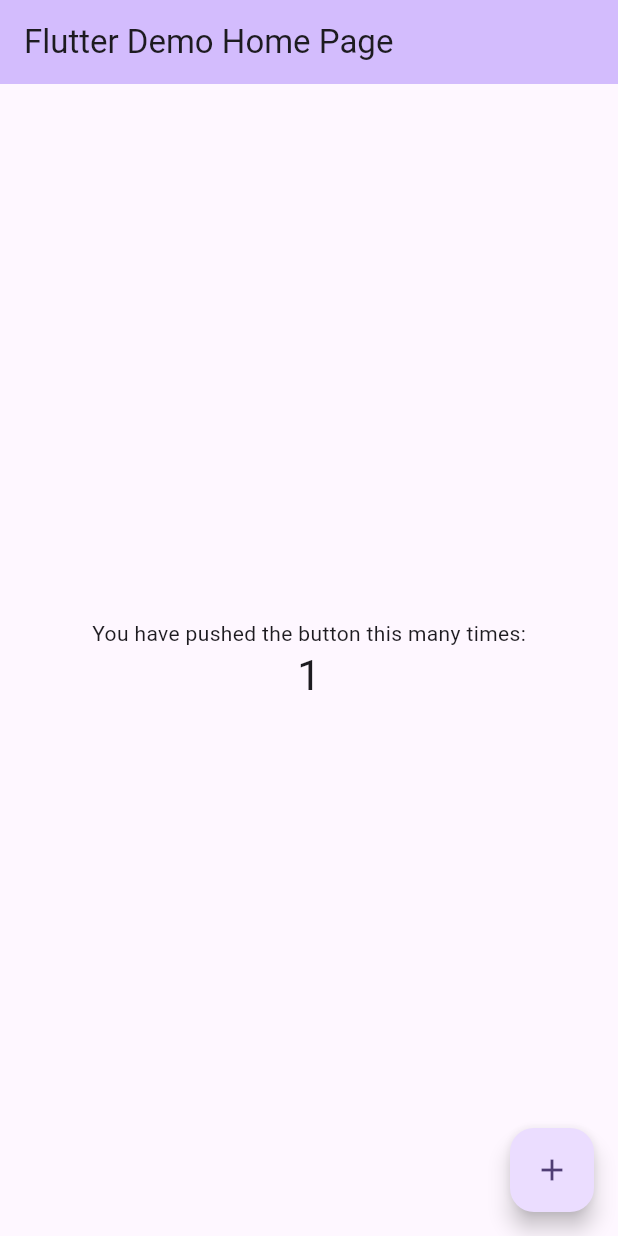
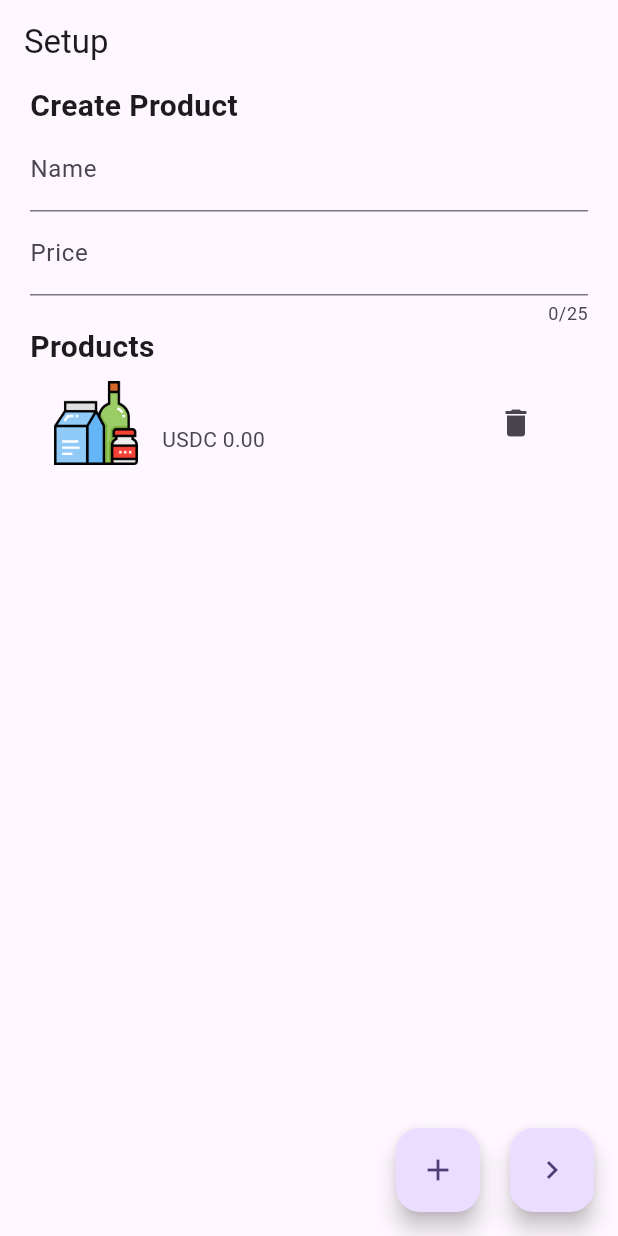
Before and after one commit to citizenwallet/ethglobal-london-app, a Flutter app: the screen it shows after launch, after a tap on the "add" icon, on a phone screen of 412 x 824 dp. Run offline on Flutter 3.47's test engine with Material 3 defaults, Android fonts, the phone set to English and light mode, and no system bars; our stand-ins replace go_router.

Commit message:
base setup and first screen

```diff
--- a/lib/main.dart
+++ b/lib/main.dart
@@ -1,17 +1,61 @@
 import 'package:flutter/material.dart';
+import 'package:go_router/go_router.dart';
+import 'package:scanner/router/routes.dart';
+import 'package:scanner/state/state.dart';
 
 void main() {
-  runApp(const MyApp());
+  runApp(provideAppState(const RootScreen()));
 }
 
-class MyApp extends StatelessWidget {
-  const MyApp({super.key});
+class RootScreen extends StatefulWidget {
+  const RootScreen({
+    super.key,
+  });
 
-  // This widget is the root of your application.
+  // This widget is the home page of your application. It is stateful, meaning
+  // that it has a State object (defined below) that contains fields that affect
+  // how it looks.
+
+  // This class is the configuration for the state. It holds the values (in this
+  // case the title) provided by the parent (in this case the App widget) and
+  // used by the build method of the State. Fields in a Widget subclass are
+  // always marked "final".
+
+  @override
+  State<RootScreen> createState() => RootScreenState();
+}
+
+class RootScreenState extends State<RootScreen> {
+  late GoRouter router;
+
+  final _rootNavigatorKey = GlobalKey<NavigatorState>();
+
+  @override
+  void initState() {
+    super.initState();
+
+    router = createRouter(_rootNavigatorKey, []);
+  }
+
+  @override
+  void dispose() {
+    router.dispose();
+
+    super.dispose();
+  }
+
   @override
   Widget build(BuildContext context) {
-    return MaterialApp(
-      title: 'Flutter Demo',
+    // This method is rerun every time setState is called, for instance as done
+    // by the _incrementCounter method above.
+    //
+    // The Flutter framework has been optimized to make rerunning build methods
+    // fast, so that you can just rebuild anything that needs updating rather
+    // than having to individually change instances of widgets.
+    return MaterialApp.router(
+      title: 'Terminal',
+      debugShowCheckedModeBanner: false,
+      routerConfig: router,
       theme: ThemeData(
         // This is the theme of your application.
         //
@@ -31,95 +75,52 @@
         colorScheme: ColorScheme.fromSeed(seedColor: Colors.deepPurple),
         useMaterial3: true,
       ),
-      home: const MyHomePage(title: 'Flutter Demo Home Page'),
+      // home: const MyHomePage(title: 'Flutter Demo Home Page'),
     );
+    //   return Scaffold(
+    //     appBar: AppBar(
+    //       // TRY THIS: Try changing the color here to a specific color (to
+    //       // Colors.amber, perhaps?) and trigger a hot reload to see the AppBar
+    //       // change color while the other colors stay the same.
+    //       backgroundColor: Theme.of(context).colorScheme.inversePrimary,
+    //       // Here we take the value from the MyHomePage object that was created by
+    //       // the App.build method, and use it to set our appbar title.
+    //       title: Text(widget.title),
+    //     ),
+    //     body: Center(
+    //       // Center is a layout widget. It takes a single child and positions it
+    //       // in the middle of the parent.
+    //       child: Column(
+    //         // Column is also a layout widget. It takes a list of children and
+    //         // arranges them vertically. By default, it sizes itself to fit its
+    //         // children horizontally, and tries to be as tall as its parent.
+    //         //
+    //         // Column has various properties to control how it sizes itself and
+    //         // how it positions its children. Here we use mainAxisAlignment to
+    //         // center the children vertically; the main axis here is the vertical
+    //         // axis because Columns are vertical (the cross axis would be
+    //         // horizontal).
+    //         //
+    //         // TRY THIS: Invoke "debug painting" (choose the "Toggle Debug Paint"
+    //         // action in the IDE, or press "p" in the console), to see the
+    //         // wireframe for each widget.
+    //         mainAxisAlignment: MainAxisAlignment.center,
+    //         children: <Widget>[
+    //           const Text(
+    //             'You have pushed the button this many times:',
+    //           ),
+    //           Text(
+    //             '$_counter',
+    //             style: Theme.of(context).textTheme.headlineMedium,
+    //           ),
+    //         ],
+    //       ),
+    //     ),
+    //     floatingActionButton: FloatingActionButton(
+    //       onPressed: _incrementCounter,
+    //       tooltip: 'Increment',
+    //       child: const Icon(Icons.add),
+    //     ), // This trailing comma makes auto-formatting nicer for build methods.
+    //   );
   }
 }
-
-class MyHomePage extends StatefulWidget {
-  const MyHomePage({super.key, required this.title});
-
-  // This widget is the home page of your application. It is stateful, meaning
-  // that it has a State object (defined below) that contains fields that affect
-  // how it looks.
-
-  // This class is the configuration for the state. It holds the values (in this
-  // case the title) provided by the parent (in this case the App widget) and
-  // used by the build method of the State. Fields in a Widget subclass are
-  // always marked "final".
-
-  final String title;
-
-  @override
-  State<MyHomePage> createState() => _MyHomePageState();
-}
-
-class _MyHomePageState extends State<MyHomePage> {
-  int _counter = 0;
-
-  void _incrementCounter() {
-    setState(() {
-      // This call to setState tells the Flutter framework that something has
-      // changed in this State, which causes it to rerun the build method below
-      // so that the display can reflect the updated values. If we changed
-      // _counter without calling setState(), then the build method would not be
-      // called again, and so nothing would appear to happen.
-      _counter++;
-    });
-  }
-
-  @override
-  Widget build(BuildContext context) {
-    // This method is rerun every time setState is called, for instance as done
-    // by the _incrementCounter method above.
-    //
-    // The Flutter framework has been optimized to make rerunning build methods
-    // fast, so that you can just rebuild anything that needs updating rather
-    // than having to individually change instances of widgets.
-    return Scaffold(
-      appBar: AppBar(
-        // TRY THIS: Try changing the color here to a specific color (to
-        // Colors.amber, perhaps?) and trigger a hot reload to see the AppBar
-        // change color while the other colors stay the same.
-        backgroundColor: Theme.of(context).colorScheme.inversePrimary,
-        // Here we take the value from the MyHomePage object that was created by
-        // the App.build method, and use it to set our appbar title.
-        title: Text(widget.title),
-      ),
-      body: Center(
-        // Center is a layout widget. It takes a single child and positions it
-        // in the middle of the parent.
-        child: Column(
-          // Column is also a layout widget. It takes a list of children and
-          // arranges them vertically. By default, it sizes itself to fit its
-          // children horizontally, and tries to be as tall as its parent.
-          //
-          // Column has various properties to control how it sizes itself and
-          // how it positions its children. Here we use mainAxisAlignment to
-          // center the children vertically; the main axis here is the vertical
-          // axis because Columns are vertical (the cross axis would be
-          // horizontal).
-          //
-          // TRY THIS: Invoke "debug painting" (choose the "Toggle Debug Paint"
-          // action in the IDE, or press "p" in the console), to see the
-          // wireframe for each widget.
-          mainAxisAlignment: MainAxisAlignment.center,
-          children: <Widget>[
-            const Text(
-              'You have pushed the button this many times:',
-            ),
-            Text(
-              '$_counter',
-              style: Theme.of(context).textTheme.headlineMedium,
-            ),
-          ],
-        ),
-      ),
-      floatingActionButton: FloatingActionButton(
-        onPressed: _incrementCounter,
-        tooltip: 'Increment',
-        child: const Icon(Icons.add),
-      ), // This trailing comma makes auto-formatting nicer for build methods.
-    );
-  }
-}
--- /dev/null
+++ b/lib/router/routes.dart
@@ -0,0 +1,23 @@
+import 'package:flutter/foundation.dart';
+import 'package:flutter/material.dart';
+import 'package:go_router/go_router.dart';
+import 'package:scanner/screens/setup/setup.dart';
+
+GoRouter createRouter(
+  GlobalKey<NavigatorState> rootNavigatorKey,
+  List<NavigatorObserver> observers,
+) =>
+    GoRouter(
+      initialLocation: '/',
+      debugLogDiagnostics: kDebugMode,
+      navigatorKey: rootNavigatorKey,
+      observers: observers,
+      routes: [
+        GoRoute(
+          name: 'Setup',
+          path: '/',
+          parentNavigatorKey: rootNavigatorKey,
+          builder: (context, state) => const SetupScreen(),
+        ),
+      ],
+    );
--- /dev/null
+++ b/lib/screens/setup/setup.dart
@@ -0,0 +1,145 @@
+import 'package:flutter/material.dart';
+import 'package:provider/provider.dart';
+import 'package:scanner/state/products/logic.dart';
+import 'package:scanner/state/products/state.dart';
+import 'package:scanner/utils/formatters.dart';
+
+class SetupScreen extends StatefulWidget {
+  const SetupScreen({super.key});
+
+  @override
+  State<SetupScreen> createState() => _SetupScreenState();
+}
+
+class _SetupScreenState extends State<SetupScreen> {
+  late ProductsLogic _logic;
+
+  final FocusNode _amountFocusNode = FocusNode();
+  final AmountFormatter _amountFormatter = AmountFormatter();
+
+  @override
+  void initState() {
+    super.initState();
+
+    _logic = ProductsLogic(context);
+  }
+
+  void handleAddProduct() {
+    _logic.addProduct();
+
+    FocusManager.instance.primaryFocus?.unfocus();
+  }
+
+  void handleStartScan() {
+    print('start scanning');
+  }
+
+  @override
+  Widget build(BuildContext context) {
+    final nameController = context.read<ProductsState>().nameController;
+    final priceController = context.read<ProductsState>().priceController;
+
+    final products = context.watch<ProductsState>().products;
+
+    return GestureDetector(
+      onTap: () => FocusManager.instance.primaryFocus?.unfocus(),
+      child: Scaffold(
+        appBar: AppBar(
+          title: const Text('Setup'),
+        ),
+        body: Center(
+          child: Padding(
+            padding: const EdgeInsets.symmetric(horizontal: 20),
+            child: Column(
+              mainAxisAlignment: MainAxisAlignment.start,
+              crossAxisAlignment: CrossAxisAlignment.start,
+              children: <Widget>[
+                const Text(
+                  'Create Product',
+                  style: TextStyle(fontSize: 20, fontWeight: FontWeight.bold),
+                ),
+                TextField(
+                  controller: nameController,
+                  decoration: const InputDecoration(
+                    labelText: 'Name',
+                  ),
+                  maxLines: 1,
+                  textInputAction: TextInputAction.next,
+                  onSubmitted: (_) => _amountFocusNode.requestFocus(),
+                ),
+                TextField(
+                  controller: priceController,
+                  decoration: const InputDecoration(
+                    labelText: 'Price',
+                    prefix: Text('USDC '),
+                  ),
+                  maxLines: 1,
+                  maxLength: 25,
+                  autocorrect: false,
+                  enableSuggestions: false,
+                  focusNode: _amountFocusNode,
+                  keyboardType: const TextInputType.numberWithOptions(
+                    decimal: true,
+                    signed: false,
+                  ),
+                  textInputAction: TextInputAction.done,
+                  inputFormatters: [_amountFormatter],
+                ),
+                Expanded(
+                  child: CustomScrollView(
+                    slivers: [
+                      const SliverToBoxAdapter(
+                        child: Text(
+                          'Products',
+                          style: TextStyle(
+                              fontSize: 20, fontWeight: FontWeight.bold),
+                        ),
+                      ),
+                      SliverList(
+                        delegate: SliverChildBuilderDelegate(
+                          childCount: products.length,
+                          (context, index) {
+                            final product = products[index];
+
+                            return ListTile(
+                              leading: Image.asset(product.image),
+                              title: Text(product.name),
+                              subtitle: Text(product.price),
+                              trailing: IconButton(
+                                icon: const Icon(Icons.delete),
+                                onPressed: () =>
+                                    _logic.removeProduct(product.id),
+                              ),
+                            );
+                          },
+                        ),
+                      )
+                    ],
+                  ),
+                ),
+              ],
+            ),
+          ),
+        ),
+        floatingActionButton: Row(
+          mainAxisAlignment: MainAxisAlignment.end,
+          children: [
+            FloatingActionButton(
+              onPressed: handleAddProduct,
+              tooltip: 'Add Product',
+              child: const Icon(Icons.add),
+            ),
+            const SizedBox(width: 20),
+            FloatingActionButton(
+              onPressed: handleStartScan,
+              tooltip: 'Start Scanning',
+              child: const Icon(
+                Icons.keyboard_arrow_right,
+              ),
+            ),
+          ],
+        ),
+      ),
+    );
+  }
+}
--- /dev/null
+++ b/lib/state/products/logic.dart
@@ -0,0 +1,29 @@
+import 'package:flutter/material.dart';
+import 'package:provider/provider.dart';
+import 'package:scanner/state/products/state.dart';
+
+class ProductsLogic {
+  final ProductsState _state;
+
+  ProductsLogic(BuildContext context) : _state = context.read<ProductsState>();
+
+  void addProduct() {
+    _state.addProduct();
+  }
+
+  void removeProduct(String id) {
+    _state.removeProduct(id);
+  }
+
+  void updateProduct(Product product) {
+    _state.updateProduct(product);
+  }
+
+  void clearProducts() {
+    _state.clearProducts();
+  }
+
+  void clearForm() {
+    _state.clearForm();
+  }
+}
--- /dev/null
+++ b/lib/state/products/state.dart
@@ -0,0 +1,60 @@
+import 'package:flutter/material.dart';
+import 'package:scanner/utils/currency.dart';
+
+class Product {
+  final String id;
+  final String name;
+  final String price;
+  final String image;
+
+  const Product({
+    required this.id,
+    required this.name,
+    required this.price,
+    required this.image,
+  });
+}
+
+class ProductsState with ChangeNotifier {
+  TextEditingController nameController = TextEditingController();
+  TextEditingController priceController = TextEditingController();
+
+  List<Product> products = [];
+
+  void addProduct() {
+    final product = Product(
+      id: DateTime.now().toString(),
+      name: nameController.text,
+      price:
+          formatCurrency(double.tryParse(priceController.text) ?? 0.0, 'USDC'),
+      image: 'assets/product.png',
+    );
+
+    products.add(product);
+
+    nameController.clear();
+    priceController.clear();
+    notifyListeners();
+  }
+
+  void removeProduct(String id) {
+    products.removeWhere((element) => element.id == id);
+    notifyListeners();
+  }
+
+  void updateProduct(Product product) {
+    final index = products.indexWhere((element) => element.id == product.id);
+    products[index] = product;
+    notifyListeners();
+  }
+
+  void clearProducts() {
+    products.clear();
+    notifyListeners();
+  }
+
+  void clearForm() {
+    nameController.clear();
+    priceController.clear();
+  }
+}
--- /dev/null
+++ b/lib/state/state.dart
@@ -0,0 +1,12 @@
+import 'package:flutter/material.dart';
+import 'package:provider/provider.dart';
+import 'package:scanner/state/products/state.dart';
+
+Widget provideAppState(Widget child) => MultiProvider(
+      providers: [
+        ChangeNotifierProvider(
+          create: (_) => ProductsState(),
+        ),
+      ],
+      child: child,
+    );
--- /dev/null
+++ b/lib/utils/currency.dart
@@ -0,0 +1,14 @@
+import 'package:intl/intl.dart';
+
+String formatCurrency(double amount, String symbol,
+    {int decimalDigits = 2, int factor = 1, bool? isIncoming}) {
+  return NumberFormat.currency(
+          locale: Intl.systemLocale,
+          symbol: isIncoming == null
+              ? '$symbol '
+              : (isIncoming ? '+ $symbol ' : '- $symbol '),
+          decimalDigits: decimalDigits)
+      .format(
+          (isIncoming == null || isIncoming == true ? amount : -1 * amount) /
+              factor);
+}
--- /dev/null
+++ b/lib/utils/formatters.dart
@@ -0,0 +1,23 @@
+import 'package:flutter/services.dart';
+
+class AmountFormatter extends TextInputFormatter {
+  @override
+  TextEditingValue formatEditUpdate(
+    TextEditingValue oldValue,
+    TextEditingValue newValue,
+  ) {
+    final text = newValue.text;
+
+    if (text.isEmpty) {
+      return newValue;
+    }
+
+    final r = RegExp("^\\d+([\\.\\,]\\d{0,2})?\$");
+
+    if (!r.hasMatch(text)) {
+      return oldValue;
+    }
+
+    return newValue;
+  }
+}
```
Also changed, not shown: pubspec.yaml (+8 -6 lines), assets/product.png (added), pubspec.lock, 10 other files.
